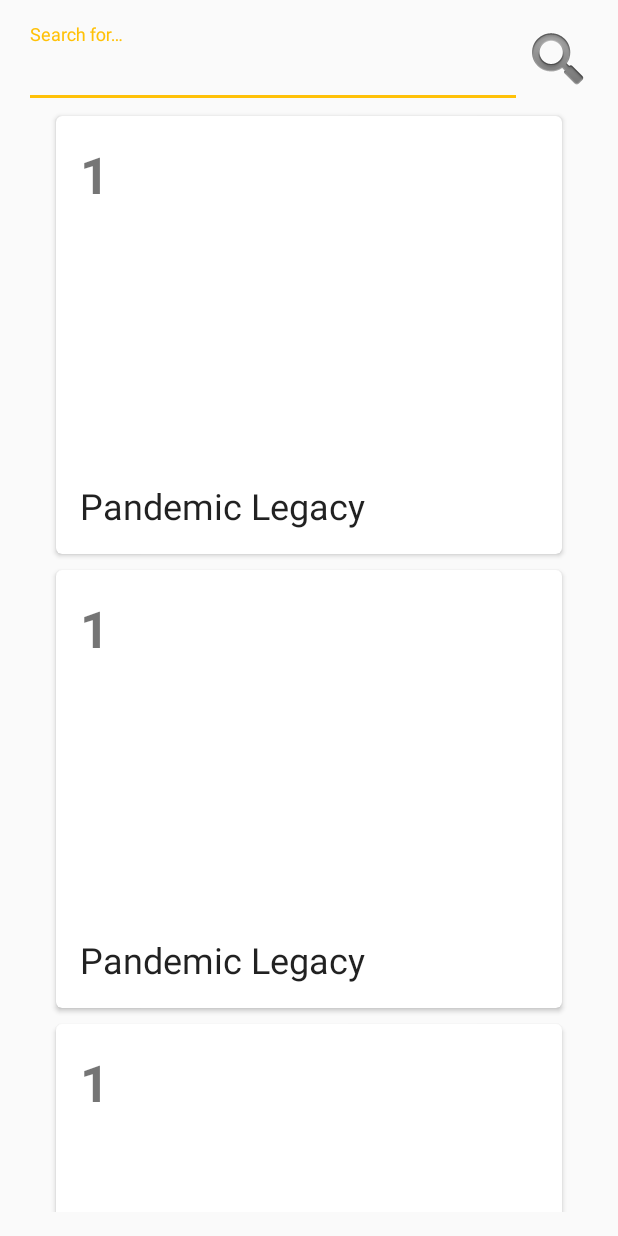
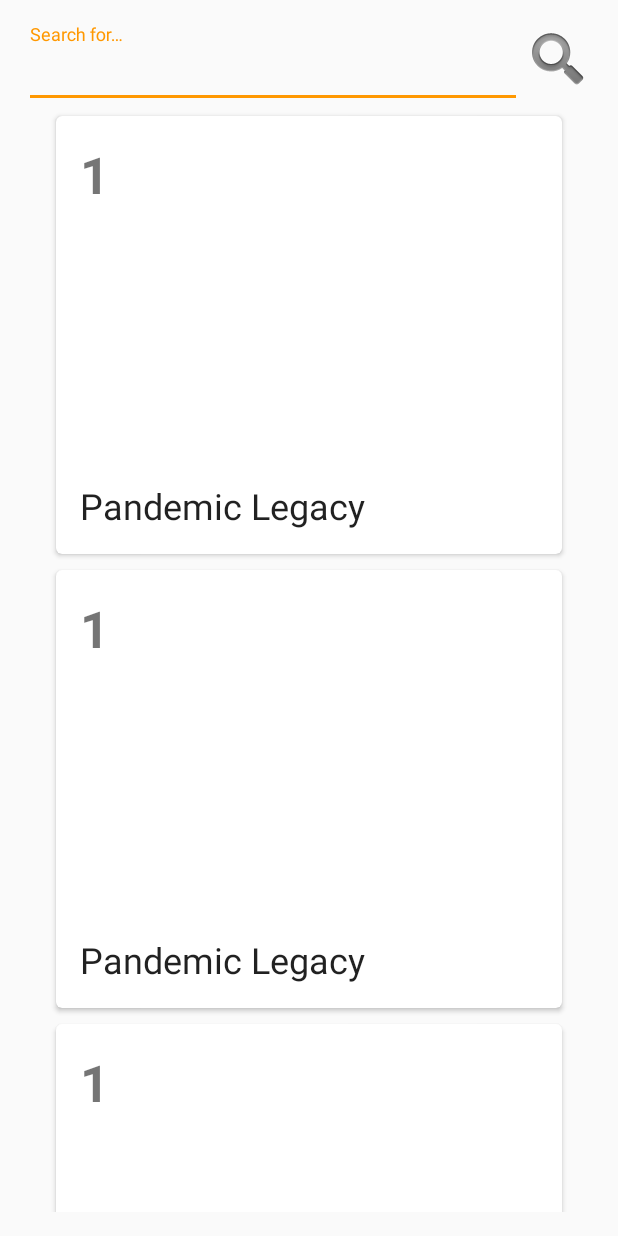
Before and after one commit to texocoyotl/BGGCompanion, an Android app: the layout content_search.xml on its own in the app's theme, with its tools: preview values and no code run, on a phone screen of 412 x 824 dp. Run offline under Robolectric (Android 15) with nearby library versions, the phone set to English and light mode, and no system bars.

Commit message:
Changed colorAcent to darker orange.
Fixed a bug on the search list when the year doesn't exist on the item.

```diff
--- a/app/src/main/java/com/texocoyotl/bggcompanion/search/SearchAdapter.java
+++ b/app/src/main/java/com/texocoyotl/bggcompanion/search/SearchAdapter.java
@@ -65,7 +65,10 @@
 
         final Item item = items.get(position);
 
-        holder.mYearPublishedView.setText(String.valueOf(item.getYearpublished().getValue()));
+        String year = "";
+        if (item.getYearpublished() != null) year = String.valueOf(item.getYearpublished().getValue());
+
+        holder.mYearPublishedView.setText(year);
         holder.mNameView.setText(item.getName().getValue());
 
         holder.mRow.setOnClickListener(new View.OnClickListener() {
--- a/app/src/main/res/layout/content_search.xml
+++ b/app/src/main/res/layout/content_search.xml
@@ -29,7 +29,8 @@
                 android:layout_width="match_parent"
                 android:layout_height="wrap_content"
                 android:hint="@string/search_edit_hint"
-                android:maxLines="1" />
+                android:singleLine="true"
+                android:lines="1" />
 
         </android.support.design.widget.TextInputLayout>
 
--- a/app/src/main/res/values/colors.xml
+++ b/app/src/main/res/values/colors.xml
@@ -2,5 +2,5 @@
 <resources>
     <color name="colorPrimary">#3F51B5</color>
     <color name="colorPrimaryDark">#303F9F</color>
-    <color name="colorAccent">#FFC107</color>
+    <color name="colorAccent">#FF9800</color>
 </resources>
```
